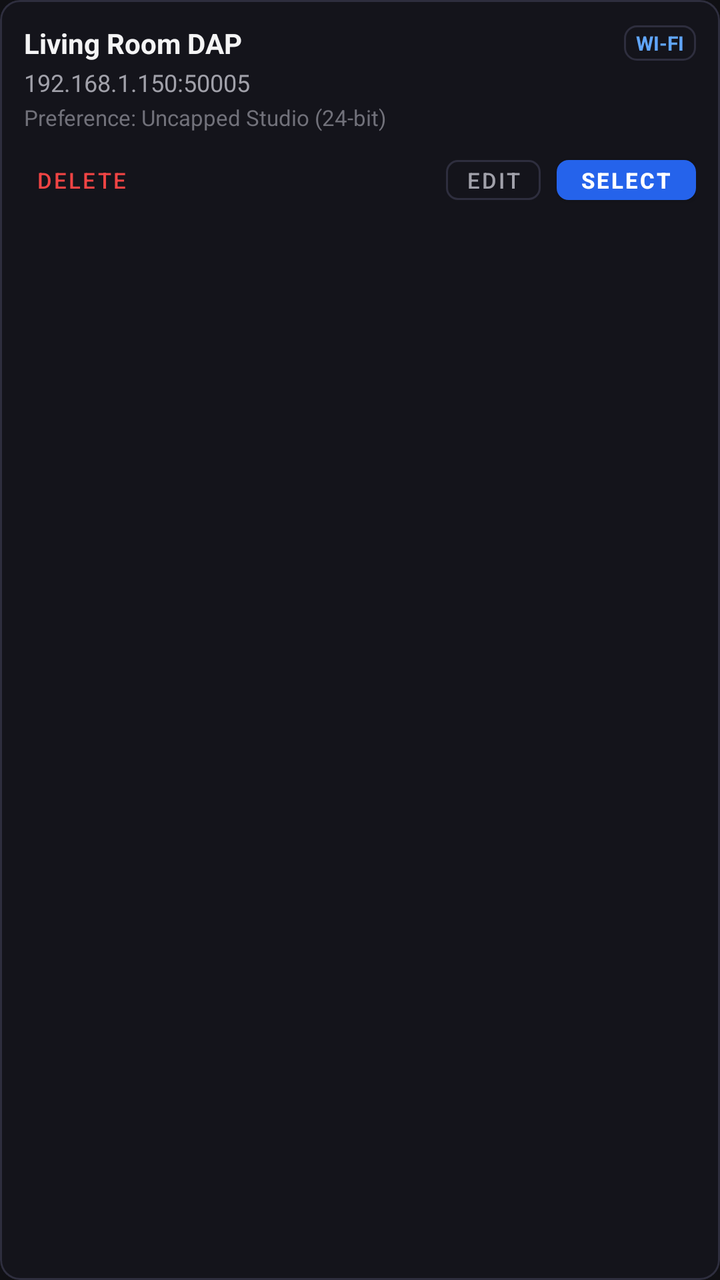
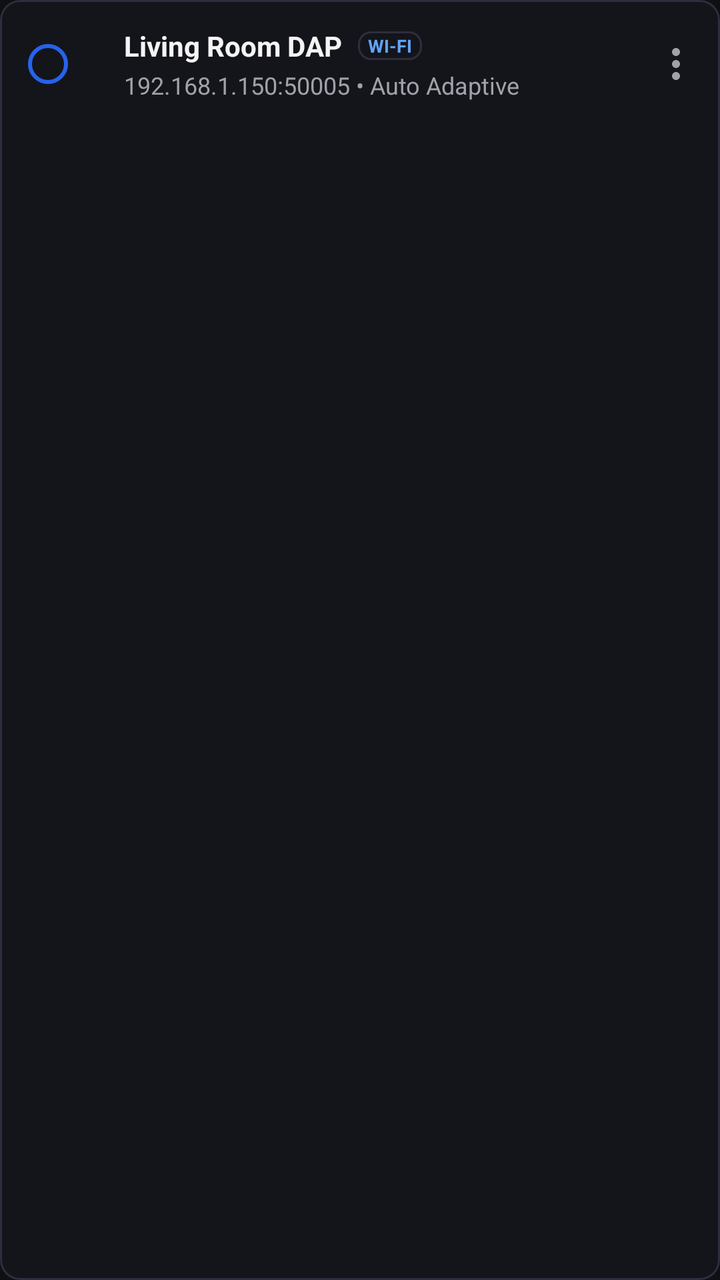

An Android layout rendered at two revisions. The XML below is the earlier revision; the diff shows what the commit changed to produce the second picture.
<!-- AndroidManifest.xml: application theme Theme.AudioStreamer -->
<!-- res/layout/item_saved_profile.xml -->
<?xml version="1.0" encoding="utf-8"?>
<com.google.android.material.card.MaterialCardView
    xmlns:android="http://schemas.android.com/apk/res/android"
    xmlns:app="http://schemas.android.com/apk/res-auto"
    android:id="@+id/card_saved_profile"
    android:layout_width="match_parent"
    android:layout_height="wrap_content"
    android:layout_marginBottom="8dp"
    app:cardCornerRadius="10dp"
    app:cardElevation="0dp"
    app:strokeColor="@color/card_stroke"
    app:strokeWidth="1dp"
    app:cardBackgroundColor="@color/input_bg">

    <LinearLayout
        android:layout_width="match_parent"
        android:layout_height="wrap_content"
        android:orientation="vertical"
        android:padding="12dp">

        <LinearLayout
            android:layout_width="match_parent"
            android:layout_height="wrap_content"
            android:orientation="horizontal"
            android:gravity="center_vertical">

            <TextView
                android:id="@+id/tv_profile_name"
                android:layout_width="0dp"
                android:layout_height="wrap_content"
                android:layout_weight="1"
                android:text="Living Room DAP"
                android:textSize="14sp"
                android:textStyle="bold"
                android:textColor="@color/text_primary" />

            <TextView
                android:id="@+id/tv_profile_conn_badge"
                android:layout_width="wrap_content"
                android:layout_height="wrap_content"
                android:text="WI-FI"
                android:textSize="10sp"
                android:textStyle="bold"
                android:textColor="@color/pill_text"
                android:background="@drawable/bg_stat_badge"
                android:paddingHorizontal="6dp"
                android:paddingVertical="2dp" />
        </LinearLayout>

        <TextView
            android:id="@+id/tv_profile_endpoint"
            android:layout_width="wrap_content"
            android:layout_height="wrap_content"
            android:text="192.168.1.150:50005"
            android:textSize="12sp"
            android:textColor="@color/text_secondary"
            android:layout_marginTop="2dp" />

        <TextView
            android:id="@+id/tv_profile_preference"
            android:layout_width="wrap_content"
            android:layout_height="wrap_content"
            android:text="Preference: Uncapped Studio (24-bit)"
            android:textSize="11sp"
            android:textColor="@color/text_hint"
            android:layout_marginTop="2dp" />

        <LinearLayout
            android:layout_width="match_parent"
            android:layout_height="wrap_content"
            android:orientation="horizontal"
            android:gravity="center_vertical"
            android:layout_marginTop="8dp">

            <com.google.android.material.button.MaterialButton
                android:id="@+id/btn_profile_delete"
                style="@style/Widget.MaterialComponents.Button.TextButton"
                android:layout_width="wrap_content"
                android:layout_height="32dp"
                android:minHeight="0dp"
                android:minWidth="0dp"
                android:paddingHorizontal="6dp"
                android:paddingVertical="0dp"
                android:textSize="11sp"
                android:text="Delete"
                android:textColor="@color/status_red" />

            <View
                android:layout_width="0dp"
                android:layout_height="0dp"
                android:layout_weight="1" />

            <com.google.android.material.button.MaterialButton
                android:id="@+id/btn_profile_edit"
                style="?attr/materialButtonOutlinedStyle"
                android:layout_width="wrap_content"
                android:layout_height="32dp"
                android:minHeight="0dp"
                android:minWidth="0dp"
                android:paddingHorizontal="10dp"
                android:paddingVertical="0dp"
                android:textSize="11sp"
                android:text="Edit"
                android:textColor="@color/text_secondary"
                app:strokeColor="@color/card_stroke"
                app:cornerRadius="6dp"
                android:layout_marginEnd="8dp" />

            <com.google.android.material.button.MaterialButton
                android:id="@+id/btn_profile_use"
                style="@style/Widget.MaterialComponents.Button"
                android:layout_width="wrap_content"
                android:layout_height="32dp"
                android:minHeight="0dp"
                android:minWidth="0dp"
                android:paddingHorizontal="12dp"
                android:paddingVertical="0dp"
                android:textSize="11sp"
                android:textStyle="bold"
                android:text="Select"
                app:backgroundTint="@color/primary"
                app:cornerRadius="6dp" />
        </LinearLayout>
    </LinearLayout>
</com.google.android.material.card.MaterialCardView>
<!-- resources referenced by this layout -->
<resources>
  <color name="card_stroke">#2E2E3E</color>
  <color name="input_bg">#14141B</color>
  <color name="pill_text">#60A5FA</color>
  <color name="primary">#2563EB</color>
  <color name="status_red">#EF4444</color>
  <color name="text_hint">#71717A</color>
  <color name="text_primary">#F4F4F5</color>
  <color name="text_secondary">#A1A1AA</color>
  <!-- drawable bg_stat_badge (drawable) -->
  <?xml version="1.0" encoding="utf-8"?>
  <shape xmlns:android="http://schemas.android.com/apk/res/android"
      android:shape="rectangle">
      <corners android:radius="6dp" />
      <solid android:color="@color/input_bg" />
      <stroke
          android:width="1dp"
          android:color="@color/card_stroke" />
  </shape>
  <style name="Theme.AudioStreamer" parent="Theme.MaterialComponents.NoActionBar">
          <item name="colorPrimary">@color/primary</item>
          <item name="colorPrimaryVariant">@color/primary_variant</item>
          <item name="colorOnPrimary">@color/white</item>
          <item name="colorSecondary">@color/secondary</item>
          <item name="colorSecondaryVariant">@color/secondary_variant</item>
          <item name="colorOnSecondary">@color/white</item>
          <item name="android:windowBackground">@color/bg_screen</item>
          <item name="android:statusBarColor">@color/bg_screen</item>
          <item name="android:navigationBarColor">@color/bg_screen</item>
          <item name="android:windowLightStatusBar">false</item>
      </style>
  <color name="primary_variant">#1D4ED8</color>
  <color name="white">#FFFFFFFF</color>
  <color name="secondary">#0D9488</color>
  <color name="secondary_variant">#0F766E</color>
  <color name="bg_screen">#101014</color>
</resources>

<!-- the commit's change to res/layout/item_saved_profile.xml (unified diff, before → after) -->
@@ -5,7 +5,10 @@
     android:id="@+id/card_saved_profile"
     android:layout_width="match_parent"
     android:layout_height="wrap_content"
-    android:layout_marginBottom="8dp"
+    android:layout_marginBottom="6dp"
+    android:clickable="true"
+    android:focusable="true"
+    android:foreground="?attr/selectableItemBackground"
     app:cardCornerRadius="10dp"
     app:cardElevation="0dp"
     app:strokeColor="@color/card_stroke"
@@ -15,111 +18,78 @@
     <LinearLayout
         android:layout_width="match_parent"
         android:layout_height="wrap_content"
-        android:orientation="vertical"
-        android:padding="12dp">
+        android:orientation="horizontal"
+        android:gravity="center_vertical"
+        android:paddingStart="8dp"
+        android:paddingEnd="4dp"
+        android:paddingTop="8dp"
+        android:paddingBottom="8dp">
+
+        <RadioButton
+            android:id="@+id/rb_profile_active"
+            android:layout_width="wrap_content"
+            android:layout_height="wrap_content"
+            android:clickable="false"
+            android:focusable="false"
+            android:buttonTint="@color/primary"
+            android:layout_marginEnd="6dp" />
 
         <LinearLayout
-            android:layout_width="match_parent"
+            android:layout_width="0dp"
             android:layout_height="wrap_content"
-            android:orientation="horizontal"
-            android:gravity="center_vertical">
+            android:layout_weight="1"
+            android:orientation="vertical">
+
+            <LinearLayout
+                android:layout_width="wrap_content"
+                android:layout_height="wrap_content"
+                android:orientation="horizontal"
+                android:gravity="center_vertical">
+
+                <TextView
+                    android:id="@+id/tv_profile_name"
+                    android:layout_width="wrap_content"
+                    android:layout_height="wrap_content"
+                    android:text="Living Room DAP"
+                    android:textSize="14sp"
+                    android:textStyle="bold"
+                    android:textColor="@color/text_primary"
+                    android:maxLines="1"
+                    android:ellipsize="end" />
+
+                <TextView
+                    android:id="@+id/tv_profile_conn_badge"
+                    android:layout_width="wrap_content"
+                    android:layout_height="wrap_content"
+                    android:text="WI-FI"
+                    android:textSize="9sp"
+                    android:textStyle="bold"
+                    android:textColor="@color/pill_text"
+                    android:background="@drawable/bg_stat_badge"
+                    android:paddingHorizontal="5dp"
+                    android:paddingVertical="1dp"
+                    android:layout_marginStart="8dp" />
+            </LinearLayout>
 
             <TextView
-                android:id="@+id/tv_profile_name"
-                android:layout_width="0dp"
-                android:layout_height="wrap_content"
-                android:layout_weight="1"
-                android:text="Living Room DAP"
-                android:textSize="14sp"
-                android:textStyle="bold"
-                android:textColor="@color/text_primary" />
-
-            <TextView
-                android:id="@+id/tv_profile_conn_badge"
+                android:id="@+id/tv_profile_details"
                 android:layout_width="wrap_content"
                 android:layout_height="wrap_content"
-                android:text="WI-FI"
-                android:textSize="10sp"
-                android:textStyle="bold"
-                android:textColor="@color/pill_text"
-                android:background="@drawable/bg_stat_badge"
-                android:paddingHorizontal="6dp"
-                android:paddingVertical="2dp" />
+                android:text="192.168.1.150:50005 • Auto Adaptive"
+                android:textSize="12sp"
+                android:textColor="@color/text_secondary"
+                android:maxLines="1"
+                android:ellipsize="end"
+                android:layout_marginTop="2dp" />
         </LinearLayout>
 
-        <TextView
-            android:id="@+id/tv_profile_endpoint"
-            android:layout_width="wrap_content"
-            android:layout_height="wrap_content"
-            android:text="192.168.1.150:50005"
-            android:textSize="12sp"
-            android:textColor="@color/text_secondary"
-            android:layout_marginTop="2dp" />
-
-        <TextView
-            android:id="@+id/tv_profile_preference"
-            android:layout_width="wrap_content"
-            android:layout_height="wrap_content"
-            android:text="Preference: Uncapped Studio (24-bit)"
-            android:textSize="11sp"
-            android:textColor="@color/text_hint"
-            android:layout_marginTop="2dp" />
-
-        <LinearLayout
-            android:layout_width="match_parent"
-            android:layout_height="wrap_content"
-            android:orientation="horizontal"
-            android:gravity="center_vertical"
-            android:layout_marginTop="8dp">
-
-            <com.google.android.material.button.MaterialButton
-                android:id="@+id/btn_profile_delete"
-                style="@style/Widget.MaterialComponents.Button.TextButton"
-                android:layout_width="wrap_content"
-                android:layout_height="32dp"
-                android:minHeight="0dp"
-                android:minWidth="0dp"
-                android:paddingHorizontal="6dp"
-                android:paddingVertical="0dp"
-                android:textSize="11sp"
-                android:text="Delete"
-                android:textColor="@color/status_red" />
-
-            <View
-                android:layout_width="0dp"
-                android:layout_height="0dp"
-                android:layout_weight="1" />
-
-            <com.google.android.material.button.MaterialButton
-                android:id="@+id/btn_profile_edit"
-                style="?attr/materialButtonOutlinedStyle"
-                android:layout_width="wrap_content"
-                android:layout_height="32dp"
-                android:minHeight="0dp"
-                android:minWidth="0dp"
-                android:paddingHorizontal="10dp"
-                android:paddingVertical="0dp"
-                android:textSize="11sp"
-                android:text="Edit"
-                android:textColor="@color/text_secondary"
-                app:strokeColor="@color/card_stroke"
-                app:cornerRadius="6dp"
-                android:layout_marginEnd="8dp" />
-
-            <com.google.android.material.button.MaterialButton
-                android:id="@+id/btn_profile_use"
-                style="@style/Widget.MaterialComponents.Button"
-                android:layout_width="wrap_content"
-                android:layout_height="32dp"
-                android:minHeight="0dp"
-                android:minWidth="0dp"
-                android:paddingHorizontal="12dp"
-                android:paddingVertical="0dp"
-                android:textSize="11sp"
-                android:textStyle="bold"
-                android:text="Select"
-                app:backgroundTint="@color/primary"
-                app:cornerRadius="6dp" />
-        </LinearLayout>
+        <ImageButton
+            android:id="@+id/btn_profile_overflow"
+            android:layout_width="36dp"
+            android:layout_height="36dp"
+            android:background="?attr/selectableItemBackgroundBorderless"
+            android:src="@drawable/ic_more_vert"
+            app:tint="@color/text_secondary"
+            android:contentDescription="Profile Options" />
     </LinearLayout>
 </com.google.android.material.card.MaterialCardView>
<!-- resource entries referenced after the edit -->
@@ -4,8 +4,6 @@
   <color name="input_bg">#14141B</color>
   <color name="pill_text">#60A5FA</color>
   <color name="primary">#2563EB</color>
-  <color name="status_red">#EF4444</color>
-  <color name="text_hint">#71717A</color>
   <color name="text_primary">#F4F4F5</color>
   <color name="text_secondary">#A1A1AA</color>
   <!-- drawable bg_stat_badge (drawable) -->
@@ -18,6 +16,16 @@
           android:width="1dp"
           android:color="@color/card_stroke" />
   </shape>
+  <!-- drawable ic_more_vert (drawable) -->
+  <vector xmlns:android="http://schemas.android.com/apk/res/android"
+      android:width="24dp"
+      android:height="24dp"
+      android:viewportWidth="24"
+      android:viewportHeight="24">
+    <path
+        android:fillColor="@color/text_secondary"
+        android:pathData="M12,8c1.1,0 2,-0.9 2,-2s-0.9,-2 -2,-2 -2,0.9 -2,2 0.9,2 2,2zM12,10c-1.1,0 -2,0.9 -2,2s0.9,2 2,2 2,-0.9 2,-2 -0.9,-2 -2,-2zM12,16c-1.1,0 -2,0.9 -2,2s0.9,2 2,2 2,-0.9 2,-2 -0.9,-2 -2,-2z"/>
+  </vector>
   <style name="Theme.AudioStreamer" parent="Theme.MaterialComponents.NoActionBar">
           <item name="colorPrimary">@color/primary</item>
           <item name="colorPrimaryVariant">@color/primary_variant</item>
